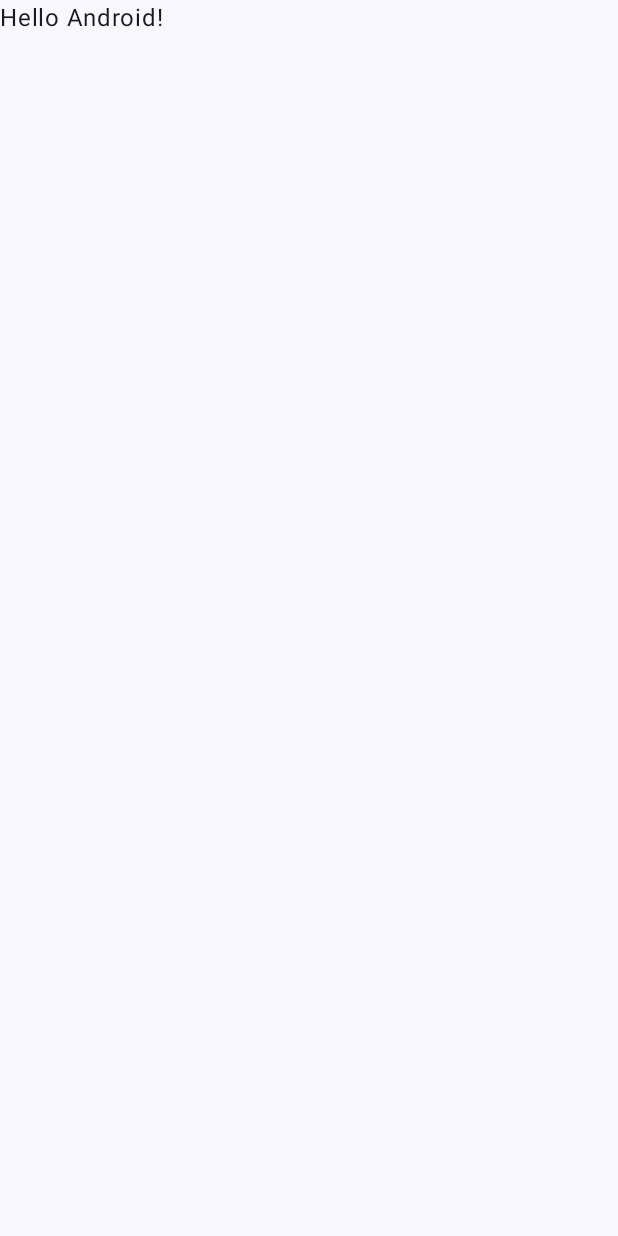
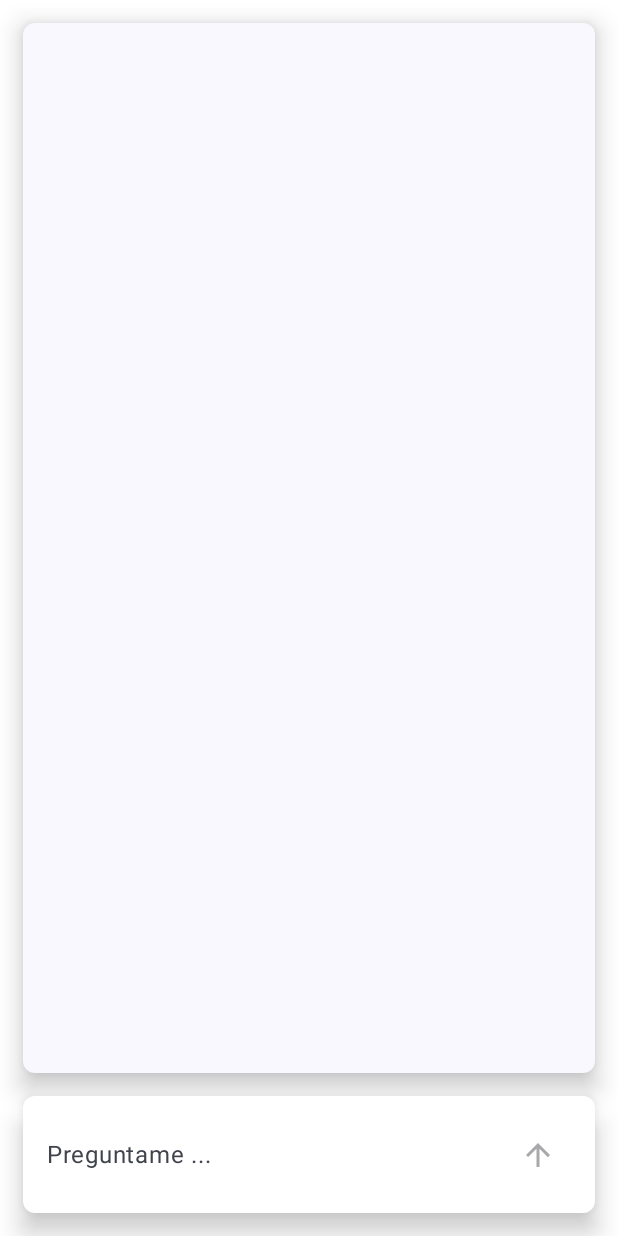
Before and after one commit to omarfuzzertest/TallerUPT, an Android app built with Jetpack Compose: the screen it shows after launch (MainActivity), on a phone screen of 412 x 824 dp. Before the commit the screen is almost empty. Run offline under Robolectric (Android 15) with nearby library versions, the phone set to English and light mode, and no system bars; our stand-ins replace Dagger/Hilt's generated code, livedata-compose.

Commit message:
Carga de proyecto con solucion

```diff
--- a/app/src/main/AndroidManifest.xml
+++ b/app/src/main/AndroidManifest.xml
@@ -6,6 +6,7 @@
 
     <application
         android:allowBackup="true"
+        android:name=".app.ClienteChatGTPAPP"
         android:dataExtractionRules="@xml/data_extraction_rules"
         android:fullBackupContent="@xml/backup_rules"
         android:icon="@mipmap/ic_launcher"
--- a/app/src/main/java/com/cursokotlin/uptprpyecto/MainActivity.kt
+++ b/app/src/main/java/com/cursokotlin/uptprpyecto/MainActivity.kt
@@ -3,16 +3,21 @@ package com.cursokotlin.uptprpyecto
 import android.os.Bundle
 import androidx.activity.ComponentActivity
 import androidx.activity.compose.setContent
+import androidx.activity.viewModels
 import androidx.compose.foundation.layout.fillMaxSize
 import androidx.compose.material3.MaterialTheme
 import androidx.compose.material3.Surface
-import androidx.compose.material3.Text
-import androidx.compose.runtime.Composable
 import androidx.compose.ui.Modifier
-import androidx.compose.ui.tooling.preview.Preview
+import com.cursokotlin.uptprpyecto.chatgtp.ui.ChatScreen
+import com.cursokotlin.uptprpyecto.chatgtp.viewmodel.ChatGTPViewModel
 import com.cursokotlin.uptprpyecto.ui.theme.UPTPrpyectoTheme
+import dagger.hilt.android.AndroidEntryPoint
 
+@AndroidEntryPoint
 class MainActivity : ComponentActivity() {
+    private val chatGtpViewModel: ChatGTPViewModel by viewModels()
+
+
     override fun onCreate(savedInstanceState: Bundle?) {
         super.onCreate(savedInstanceState)
         setContent {
@@ -22,25 +27,9 @@ class MainActivity : ComponentActivity() {
                     modifier = Modifier.fillMaxSize(),
                     color = MaterialTheme.colorScheme.background
                 ) {
-                    Greeting("Android")
+                    ChatScreen(chatGtpViewModel)
                 }
             }
         }
     }
 }
-
-@Composable
-fun Greeting(name: String, modifier: Modifier = Modifier) {
-    Text(
-        text = "Hello $name!",
-        modifier = modifier
-    )
-}
-
-@Preview(showBackground = true)
-@Composable
-fun GreetingPreview() {
-    UPTPrpyectoTheme {
-        Greeting("Android")
-    }
-}
--- /dev/null
+++ b/app/src/main/java/com/cursokotlin/uptprpyecto/app/ClienteChatGTPAPP.kt
@@ -0,0 +1,8 @@
+package com.cursokotlin.uptprpyecto.app
+
+import android.app.Application
+import dagger.hilt.android.HiltAndroidApp
+
+@HiltAndroidApp
+class ClienteChatGTPAPP:Application() {
+}
--- /dev/null
+++ b/app/src/main/java/com/cursokotlin/uptprpyecto/chatgtp/data/api/ApiService.kt
@@ -0,0 +1,21 @@
+package com.cursokotlin.uptprpyecto.chatgtp.data.api
+
+import com.cursokotlin.uptprpyecto.chatgtp.data.model.PreguntaAChatGTPRequest
+import com.cursokotlin.uptprpyecto.chatgtp.data.model.PreguntaAChatGTPResponse
+import retrofit2.Response
+import retrofit2.http.Body
+import retrofit2.http.Headers
+import retrofit2.http.POST
+
+interface ApiService {
+
+
+
+
+    @Headers(
+        "Content-Type: application/json",
+        "Authorization: Bearer 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"
+    )
+    @POST("chat/completions")
+    suspend fun preguntaChatGTP(@Body preguntaAChatGTPRequest: PreguntaAChatGTPRequest): Response<PreguntaAChatGTPResponse>
+}
--- /dev/null
+++ b/app/src/main/java/com/cursokotlin/uptprpyecto/chatgtp/data/api/core/di/NetworkModule.kt
@@ -0,0 +1,47 @@
+package com.cursokotlin.uptprpyecto.chatgtp.data.api.core.di
+
+import com.cursokotlin.uptprpyecto.chatgtp.data.api.ApiService
+import dagger.Module
+import dagger.Provides
+import dagger.hilt.InstallIn
+import dagger.hilt.components.SingletonComponent
+import okhttp3.OkHttpClient
+import okhttp3.logging.HttpLoggingInterceptor
+import retrofit2.Retrofit
+import retrofit2.converter.gson.GsonConverterFactory
+import java.util.concurrent.TimeUnit
+import javax.inject.Singleton
+
+@Module
+@InstallIn(SingletonComponent::class)
+class NetworkModule {
+    @Singleton
+    @Provides
+    fun provideRetrofit(): Retrofit {
+        val logging = HttpLoggingInterceptor()
+        logging.setLevel(HttpLoggingInterceptor.Level.BODY)
+        val client: OkHttpClient = OkHttpClient
+            .Builder()
+            .addInterceptor(logging)
+            .connectTimeout(60, TimeUnit.SECONDS)
+            .readTimeout(60, TimeUnit.SECONDS)
+            .writeTimeout(60, TimeUnit.SECONDS)
+            .build()
+
+
+
+
+
+        return Retrofit.Builder()
+            .baseUrl("https://api.openai.com/v1/")
+            .addConverterFactory(GsonConverterFactory.create())
+            .client(client)
+            .build()
+    }
+
+    @Singleton
+    @Provides
+    fun provideLoginClient(retrofit: Retrofit): ApiService {
+        return retrofit.create(ApiService::class.java)
+    }
+}
--- /dev/null
+++ b/app/src/main/java/com/cursokotlin/uptprpyecto/chatgtp/data/repository/ChatGTPRepository.kt
@@ -0,0 +1,22 @@
+package com.cursokotlin.uptprpyecto.chatgtp.data.repository
+
+import com.cursokotlin.uptprpyecto.chatgtp.data.api.ApiService
+import com.cursokotlin.uptprpyecto.chatgtp.data.model.PreguntaAChatGTPRequest
+import com.cursokotlin.uptprpyecto.chatgtp.data.model.PreguntaAChatGTPResponse
+import kotlinx.coroutines.Dispatchers
+import kotlinx.coroutines.withContext
+import javax.inject.Inject
+
+class ChatGTPRepository @Inject constructor(private val api: ApiService) {
+    suspend fun preguntaChatGTP(preguntaAChatGTPRequest: PreguntaAChatGTPRequest): PreguntaAChatGTPResponse?{
+          return withContext(Dispatchers.IO){
+                val response = api.preguntaChatGTP(preguntaAChatGTPRequest)
+              response.body()
+            }
+
+
+
+    }
+
+
+}
--- /dev/null
+++ b/app/src/main/java/com/cursokotlin/uptprpyecto/chatgtp/ui/ChatScreen.kt
@@ -0,0 +1,146 @@
+package com.cursokotlin.uptprpyecto.chatgtp.ui
+
+import androidx.compose.foundation.background
+import androidx.compose.foundation.layout.Box
+import androidx.compose.foundation.layout.Column
+import androidx.compose.foundation.layout.Row
+import androidx.compose.foundation.layout.Spacer
+import androidx.compose.foundation.layout.fillMaxSize
+import androidx.compose.foundation.layout.padding
+import androidx.compose.foundation.layout.size
+import androidx.compose.foundation.rememberScrollState
+import androidx.compose.foundation.text.KeyboardOptions
+import androidx.compose.foundation.verticalScroll
+import androidx.compose.material.icons.Icons
+import androidx.compose.material.icons.filled.ArrowUpward
+import androidx.compose.material.icons.filled.Close
+import androidx.compose.material3.Card
+import androidx.compose.material3.CardDefaults
+import androidx.compose.material3.CircularProgressIndicator
+import androidx.compose.material3.ExperimentalMaterial3Api
+import androidx.compose.material3.Icon
+import androidx.compose.material3.IconButton
+import androidx.compose.material3.MaterialTheme
+import androidx.compose.material3.Text
+import androidx.compose.material3.TextField
+import androidx.compose.material3.TextFieldDefaults
+import androidx.compose.runtime.Composable
+import androidx.compose.runtime.getValue
+import androidx.compose.runtime.livedata.observeAsState
+import androidx.compose.ui.Alignment
+import androidx.compose.ui.Modifier
+import androidx.compose.ui.graphics.Color
+import androidx.compose.ui.text.input.KeyboardType
+import androidx.compose.ui.unit.dp
+import com.cursokotlin.uptprpyecto.chatgtp.viewmodel.ChatGTPViewModel
+
+
+//@Preview(name = "phone", device = "spec:shape=Normal,width=360,height=640,unit=dp,dpi=480")
+//@Preview(name = "pixel4", device = "id:pixel_4")
+//@Preview(name = "tablet", device = "spec:shape=Normal,width=1280,height=800,unit=dp,dpi=480")
+@Composable
+fun ChatScreen(chatGtpViewModel: ChatGTPViewModel) {
+    val isLoading :Boolean by chatGtpViewModel.isLoading.observeAsState(initial = false)
+    Box(
+        modifier = Modifier
+            .fillMaxSize()
+            .background(Color.White)
+    ) {
+        if (isLoading){
+            Box(modifier = Modifier
+                .fillMaxSize()
+                .align(Alignment.Center)) {
+                CircularProgressIndicator(Modifier.align(Alignment.Center))
+            }
+        }else {
+            Column(
+                Modifier
+                    .fillMaxSize()
+                    .padding(15.dp)
+            ) {
+                BodyScreen(Modifier.weight(9f, true), chatGtpViewModel)
+                Spacer(modifier = Modifier.size(15.dp))
+                FooterScreen(Modifier.weight(1f, true), chatGtpViewModel)
+            }
+        }
+
+    }
+}
+
+@OptIn(ExperimentalMaterial3Api::class)
+@Composable
+fun FooterScreen(modifier: Modifier, chatGtpViewModel: ChatGTPViewModel) {
+
+    val pregunta:String by chatGtpViewModel.pregunta.observeAsState(initial = "")
+    val isBotonEnable: Boolean by chatGtpViewModel.isBotonEnabled.observeAsState(initial = false)
+
+
+
+    Card(
+        modifier = modifier,
+        elevation = CardDefaults.cardElevation(
+            defaultElevation = 10.dp
+        ),
+        shape = MaterialTheme.shapes.small,
+        colors = CardDefaults.cardColors(
+            containerColor = MaterialTheme.colorScheme.onPrimary
+        ),
+    ) {
+        Row(Modifier.fillMaxSize(),verticalAlignment = Alignment.CenterVertically) {
+            TextField(
+                value = pregunta,
+                onValueChange = { chatGtpViewModel.onPreguntaChanged(it)  },
+                modifier = Modifier.weight(4f),
+                placeholder = { Text(text = "Preguntame ...") },
+                maxLines = 1,
+                singleLine = true,
+                trailingIcon = {
+                    if (pregunta.isNotEmpty())
+                        IconButton(onClick = {  chatGtpViewModel.onPreguntaChanged("") }) {
+                            Icon(imageVector = Icons.Filled.Close, contentDescription = "show password")
+                        }
+                },
+                keyboardOptions = KeyboardOptions(keyboardType = KeyboardType.Text),
+                colors = TextFieldDefaults.textFieldColors(
+                    textColor = Color(0xFFB2B2B2),
+                    containerColor = Color.Transparent,
+                    focusedIndicatorColor = Color.Transparent,
+                    unfocusedIndicatorColor = Color.Transparent
+                )
+            )
+            IconButton(onClick = { chatGtpViewModel.onPreguntarToChatGTP() }, modifier = Modifier.weight(1f), enabled = isBotonEnable) {
+                Icon(
+                    imageVector = Icons.Default.ArrowUpward,
+                    contentDescription = "")
+            }
+
+
+
+        }
+    }
+}
+
+@Composable
+fun BodyScreen(modifier: Modifier, chatGtpViewModel: ChatGTPViewModel) {
+    val respuestaChat :String by chatGtpViewModel.respuestaChat.observeAsState(initial = "")
+
+    Card(
+        modifier = modifier,
+        elevation = CardDefaults.cardElevation(
+            defaultElevation = 10.dp
+        ),
+        shape = MaterialTheme.shapes.small,
+        colors = CardDefaults.cardColors(
+            containerColor = MaterialTheme.colorScheme.background
+        ),
+    ) {
+        val scroll = rememberScrollState(0)
+        Text(text = respuestaChat,
+            Modifier
+                .fillMaxSize()
+                .background(Color.Transparent)
+                .padding(10.dp)
+                .verticalScroll(scroll))
+
+    }
+}
--- /dev/null
+++ b/app/src/main/java/com/cursokotlin/uptprpyecto/chatgtp/viewmodel/ChatGTPViewModel.kt
@@ -0,0 +1,52 @@
+package com.cursokotlin.uptprpyecto.chatgtp.viewmodel
+
+import androidx.lifecycle.LiveData
+import androidx.lifecycle.MutableLiveData
+import androidx.lifecycle.ViewModel
+import androidx.lifecycle.viewModelScope
+import com.cursokotlin.uptprpyecto.chatgtp.domain.PreguntarAChatGTPUseCase
+import dagger.hilt.android.lifecycle.HiltViewModel
+import kotlinx.coroutines.launch
+import javax.inject.Inject
+
+@HiltViewModel
+class ChatGTPViewModel@Inject constructor(private val preguntarAChatGTPUseCase: PreguntarAChatGTPUseCase): ViewModel() {
+
+
+
+
+    private val  _pregunta = MutableLiveData<String>()
+    val pregunta :LiveData<String> = _pregunta
+
+    private val _isBotonEnabled = MutableLiveData<Boolean>()
+    val isBotonEnabled: LiveData<Boolean> = _isBotonEnabled
+
+
+    private val _isLoading = MutableLiveData<Boolean>()
+    val isLoading: LiveData<Boolean> = _isLoading
+
+    private val _respuestaChat= MutableLiveData<String>()
+    val respuestaChat: LiveData<String> = _respuestaChat
+
+    fun onPreguntaChanged(pregunta: String) {
+        _pregunta.value = pregunta
+        _isBotonEnabled.value = verificarBotonEnabled(pregunta)
+    }
+
+    private fun verificarBotonEnabled(pregunta: String): Boolean = pregunta.length > 5
+
+    fun onPreguntarToChatGTP() = viewModelScope.launch{
+        _isLoading.value = true
+        val resultado = preguntarAChatGTPUseCase(_pregunta.value?:"")
+        if (resultado!=null){
+            _respuestaChat.value = resultado.choices.first().message?.content
+        }
+        _isLoading.value = false
+    }
+
+
+
+
+
+
+}
```
Also changed, not shown: app/src/main/java/com/cursokotlin/uptprpyecto/chatgtp/data/model/Choices.kt (added, +12 -0 lines), app/src/main/java/com/cursokotlin/uptprpyecto/chatgtp/data/model/Message.kt (added, +12 -0 lines), app/src/main/java/com/cursokotlin/uptprpyecto/chatgtp/data/model/Messages.kt (added, +10 -0 lines), app/src/main/java/com/cursokotlin/uptprpyecto/chatgtp/data/model/PreguntaAChatGTPRequest.kt (added, +12 -0 lines), app/src/main/java/com/cursokotlin/uptprpyecto/chatgtp/data/model/PreguntaAChatGTPResponse.kt (added, +14 -0 lines), app/src/main/java/com/cursokotlin/uptprpyecto/chatgtp/data/model/Usage.kt (added, +11 -0 lines), app/src/main/java/com/cursokotlin/uptprpyecto/chatgtp/data/util/Resource.kt (added, +10 -0 lines), app/src/main/java/com/cursokotlin/uptprpyecto/chatgtp/domain/PreguntarAChatGTPUseCase.kt (added, +19 -0 lines).
